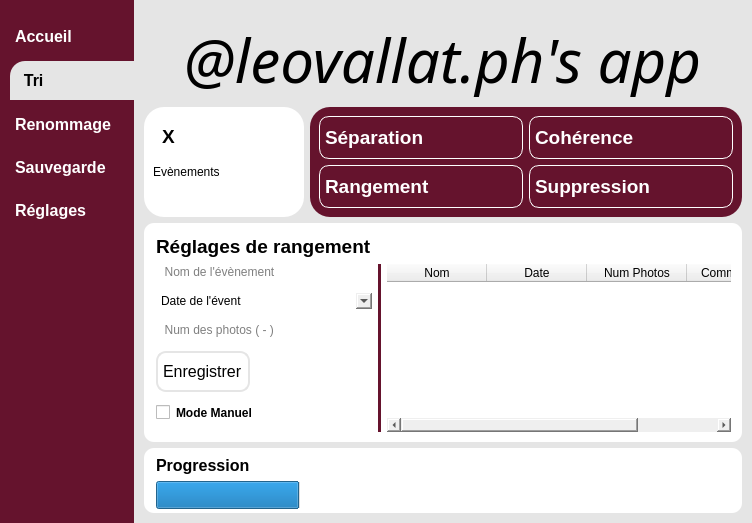
leo-vallat/Sajin, file ressources/ui/FenetreTri.ui: the form before one commit.
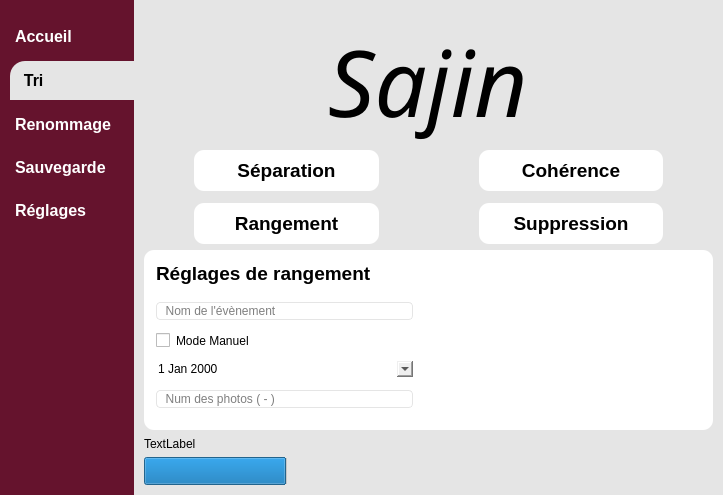
The form after the commit.

Diff of the .ui file:
```diff
--- a/ressources/ui/FenetreTri.ui
+++ b/ressources/ui/FenetreTri.ui
@@ -6,8 +6,8 @@
    <rect>
     <x>0</x>
     <y>0</y>
-    <width>752</width>
-    <height>499</height>
+    <width>723</width>
+    <height>495</height>
    </rect>
   </property>
   <property name="sizePolicy">
@@ -44,21 +44,16 @@
 #partiePrincipale{
 	background-color: #e5e5e5;
 }
-#carte1, #carte2, #carte3{
-	background-color:#ffffff;
-	border-radius:20px;
-}
-#carte3{
-	background-color: #65132d;
-}
 #separationBtn, #coherenceBtn, #rangementBtn, #suppressionBtn{
-	color: #ffffff;
-	border: 1px solid #ffffff;
-	border-radius: 10px;
-}
-#separationBtn:pressed, #coherenceBtn:pressed, #rangementBtn:pressed, #suppressionBtn:pressed{
-	background-color: #ffffff;
+	background-color: white;
 	color: black;
+	border-radius: 10px;
+	text-align: center;
+}
+#separationBtn:pressed, #coherenceBtn:pressed, #rangementBtn:pressed, #suppressionBtn:pressed{
+	background-color: #5a0022;
+	color: white;
+	text-align: center;
 }
 #widgetReglages{
 	background-color:#ffffff;
@@ -71,12 +66,12 @@
 #saveBtn:pressed{
 	background-color: #e5e5e5;
 }
-#widgetProgression{
-	background-color:#ffffff;
-	border-radius:10px;
+#progressBar{
+	background-color: #e5e5e5;
 }
-#line{
-	background-color: #65132d;
+#lineNomEvent, #lineNumPhotos{
+	border: 1px solid #e5e5e5;
+	border-radius: 4px;
 }</string>
    </property>
    <layout class="QHBoxLayout" name="horizontalLayout">
@@ -278,14 +273,14 @@
             <property name="font">
              <font>
               <family>Savoye LET</family>
-              <pointsize>45</pointsize>
+              <pointsize>69</pointsize>
               <weight>50</weight>
               <italic>true</italic>
               <bold>false</bold>
              </font>
             </property>
             <property name="text">
-             <string>@leovallat.ph's app</string>
+             <string>Sajin</string>
             </property>
             <property name="textFormat">
              <enum>Qt::AutoText</enum>
@@ -299,79 +294,7 @@
         </widget>
        </item>
        <item>
-        <widget class="QWidget" name="widgetCartes" native="true">
-         <layout class="QHBoxLayout" name="horizontalLayout_3">
-          <property name="leftMargin">
-           <number>0</number>
-          </property>
-          <property name="topMargin">
-           <number>0</number>
-          </property>
-          <property name="rightMargin">
-           <number>0</number>
-          </property>
-          <property name="bottomMargin">
-           <number>0</number>
-          </property>
-          <item>
-           <widget class="QFrame" name="carte1">
-            <property name="sizePolicy">
-             <sizepolicy hsizetype="Fixed" vsizetype="Preferred">
-              <horstretch>0</horstretch>
-              <verstretch>0</verstretch>
-             </sizepolicy>
-            </property>
-            <property name="minimumSize">
-             <size>
-              <width>160</width>
-              <height>0</height>
-             </size>
-            </property>
-            <property name="frameShape">
-             <enum>QFrame::StyledPanel</enum>
-            </property>
-            <property name="frameShadow">
-             <enum>QFrame::Raised</enum>
-            </property>
-            <layout class="QVBoxLayout" name="verticalLayout_2">
-             <item alignment="Qt::AlignTop">
-              <widget class="QFrame" name="frameCarte1">
-               <property name="frameShape">
-                <enum>QFrame::StyledPanel</enum>
-               </property>
-               <property name="frameShadow">
-                <enum>QFrame::Raised</enum>
-               </property>
-               <layout class="QHBoxLayout" name="horizontalLayout_8">
-                <item>
-                 <widget class="QLabel" name="labelDisplayCarte1">
-                  <property name="font">
-                   <font>
-                    <pointsize>14</pointsize>
-                    <weight>75</weight>
-                    <bold>true</bold>
-                   </font>
-                  </property>
-                  <property name="text">
-                   <string>X</string>
-                  </property>
-                 </widget>
-                </item>
-               </layout>
-              </widget>
-             </item>
-             <item alignment="Qt::AlignTop">
-              <widget class="QLabel" name="labelCarte1">
-               <property name="text">
-                <string>Evènements</string>
-               </property>
-              </widget>
-             </item>
-            </layout>
-           </widget>
-          </item>
-          <item>
-           <widget class="QFrame" name="carte3">
+        <widget class="QFrame" name="btnFrame">
             <property name="frameShape">
              <enum>QFrame::StyledPanel</enum>
             </property>
@@ -379,6 +302,24 @@
              <enum>QFrame::Raised</enum>
             </property>
             <layout class="QGridLayout" name="gridLayout">
+          <property name="leftMargin">
+           <number>50</number>
+          </property>
+          <property name="topMargin">
+           <number>0</number>
+          </property>
+          <property name="rightMargin">
+           <number>50</number>
+          </property>
+          <property name="bottomMargin">
+           <number>0</number>
+          </property>
+          <property name="horizontalSpacing">
+           <number>100</number>
+          </property>
+          <property name="verticalSpacing">
+           <number>12</number>
+          </property>
              <item row="0" column="0">
               <widget class="QPushButton" name="separationBtn">
                <property name="sizePolicy">
@@ -414,6 +355,9 @@
                  <bold>true</bold>
                 </font>
                </property>
+            <property name="layoutDirection">
+             <enum>Qt::LeftToRight</enum>
+            </property>
                <property name="text">
                 <string>Cohérence</string>
                </property>
@@ -462,9 +406,6 @@
             </layout>
            </widget>
           </item>
-         </layout>
-        </widget>
-       </item>
        <item>
         <widget class="QWidget" name="widgetPrincipal" native="true">
          <property name="sizePolicy">
@@ -507,6 +448,9 @@
              <property name="bottomMargin">
               <number>10</number>
              </property>
+             <property name="verticalSpacing">
+              <number>17</number>
+             </property>
              <item row="1" column="0">
               <widget class="QFrame" name="frameReglagesGauche">
                <property name="sizePolicy">
@@ -532,7 +476,7 @@
                  <number>0</number>
                 </property>
                 <property name="rightMargin">
-                 <number>0</number>
+                 <number>300</number>
                 </property>
                 <property name="bottomMargin">
                  <number>12</number>
@@ -560,139 +504,29 @@
                  </widget>
                 </item>
                 <item>
-                 <widget class="QComboBox" name="comboDate">
-                  <property name="sizePolicy">
-                   <sizepolicy hsizetype="Preferred" vsizetype="Fixed">
-                    <horstretch>0</horstretch>
-                    <verstretch>0</verstretch>
-                   </sizepolicy>
-                  </property>
-                  <property name="currentText">
-                   <string>Date de l'évent</string>
-                  </property>
-                  <item>
+                 <widget class="QCheckBox" name="checkBox">
                    <property name="text">
-                    <string>Date de l'évent</string>
-                   </property>
-                  </item>
+                   <string>Mode Manuel</string>
+                  </property>
+                 </widget>
+                </item>
+                <item>
+                 <widget class="QDateEdit" name="dateEdit">
+                  <property name="calendarPopup">
+                   <bool>true</bool>
+                  </property>
                  </widget>
                 </item>
                 <item>
                  <widget class="QLineEdit" name="lineNumPhotos">
+                  <property name="enabled">
+                   <bool>true</bool>
+                  </property>
                   <property name="placeholderText">
                    <string>  Num des photos ( - )</string>
                   </property>
                  </widget>
                 </item>
-                <item>
-                 <widget class="QPushButton" name="saveBtn">
-                  <property name="sizePolicy">
-                   <sizepolicy hsizetype="Fixed" vsizetype="Fixed">
-                    <horstretch>0</horstretch>
-                    <verstretch>0</verstretch>
-                   </sizepolicy>
-                  </property>
-                  <property name="font">
-                   <font>
-                    <pointsize>12</pointsize>
-                   </font>
-                  </property>
-                  <property name="text">
-                   <string>Enregistrer</string>
-                  </property>
-                  <property name="flat">
-                   <bool>false</bool>
-                  </property>
-                 </widget>
-                </item>
-                <item>
-                 <widget class="QCheckBox" name="checkBoxModeManuel">
-                  <property name="font">
-                   <font>
-                    <weight>75</weight>
-                    <bold>true</bold>
-                   </font>
-                  </property>
-                  <property name="text">
-                   <string>Mode Manuel</string>
-                  </property>
-                 </widget>
-                </item>
-               </layout>
-              </widget>
-             </item>
-             <item row="1" column="2">
-              <widget class="QFrame" name="frameReglagesDroite">
-               <property name="sizePolicy">
-                <sizepolicy hsizetype="Preferred" vsizetype="Preferred">
-                 <horstretch>0</horstretch>
-                 <verstretch>0</verstretch>
-                </sizepolicy>
-               </property>
-               <property name="frameShape">
-                <enum>QFrame::StyledPanel</enum>
-               </property>
-               <property name="frameShadow">
-                <enum>QFrame::Raised</enum>
-               </property>
-               <layout class="QVBoxLayout" name="verticalLayout_6">
-                <property name="leftMargin">
-                 <number>0</number>
-                </property>
-                <property name="topMargin">
-                 <number>0</number>
-                </property>
-                <property name="rightMargin">
-                 <number>11</number>
-                </property>
-                <property name="bottomMargin">
-                 <number>0</number>
-                </property>
-                <item>
-                 <widget class="QTableWidget" name="tableWidget">
-                  <property name="sizePolicy">
-                   <sizepolicy hsizetype="Expanding" vsizetype="Expanding">
-                    <horstretch>0</horstretch>
-                    <verstretch>0</verstretch>
-                   </sizepolicy>
-                  </property>
-                  <property name="sizeAdjustPolicy">
-                   <enum>QAbstractScrollArea::AdjustToContentsOnFirstShow</enum>
-                  </property>
-                  <property name="dragEnabled">
-                   <bool>true</bool>
-                  </property>
-                  <attribute name="horizontalHeaderCascadingSectionResizes">
-                   <bool>false</bool>
-                  </attribute>
-                  <attribute name="verticalHeaderCascadingSectionResizes">
-                   <bool>false</bool>
-                  </attribute>
-                  <attribute name="verticalHeaderStretchLastSection">
-                   <bool>false</bool>
-                  </attribute>
-                  <column>
-                   <property name="text">
-                    <string>Nom</string>
-                   </property>
-                  </column>
-                  <column>
-                   <property name="text">
-                    <string>Date</string>
-                   </property>
-                  </column>
-                  <column>
-                   <property name="text">
-                    <string>Num Photos</string>
-                   </property>
-                  </column>
-                  <column>
-                   <property name="text">
-                    <string>Commentaire</string>
-                   </property>
-                  </column>
-                 </widget>
-                </item>
                </layout>
               </widget>
              </item>
@@ -716,28 +550,6 @@
                </property>
               </widget>
              </item>
-             <item row="1" column="1">
-              <widget class="Line" name="line">
-               <property name="sizePolicy">
-                <sizepolicy hsizetype="Fixed" vsizetype="Preferred">
-                 <horstretch>0</horstretch>
-                 <verstretch>0</verstretch>
-                </sizepolicy>
-               </property>
-               <property name="frameShadow">
-                <enum>QFrame::Sunken</enum>
-               </property>
-               <property name="lineWidth">
-                <number>1</number>
-               </property>
-               <property name="midLineWidth">
-                <number>0</number>
-               </property>
-               <property name="orientation">
-                <enum>Qt::Vertical</enum>
-               </property>
-              </widget>
-             </item>
             </layout>
            </widget>
           </item>
@@ -745,37 +557,9 @@
         </widget>
        </item>
        <item>
-        <widget class="QWidget" name="widgetProgression" native="true">
-         <property name="sizePolicy">
-          <sizepolicy hsizetype="Preferred" vsizetype="Preferred">
-           <horstretch>0</horstretch>
-           <verstretch>0</verstretch>
-          </sizepolicy>
-         </property>
-         <layout class="QVBoxLayout" name="verticalLayout_4">
-          <property name="leftMargin">
-           <number>12</number>
-          </property>
-          <property name="topMargin">
-           <number>8</number>
-          </property>
-          <property name="rightMargin">
-           <number>12</number>
-          </property>
-          <property name="bottomMargin">
-           <number>4</number>
-          </property>
-          <item>
-           <widget class="QLabel" name="labelProgression">
-            <property name="font">
-             <font>
-              <pointsize>12</pointsize>
-              <weight>75</weight>
-              <bold>true</bold>
-             </font>
-            </property>
+        <widget class="QLabel" name="Statelabel">
             <property name="text">
-             <string>Progression</string>
+          <string>TextLabel</string>
             </property>
            </widget>
           </item>
@@ -796,9 +580,6 @@
             <property name="invertedAppearance">
              <bool>false</bool>
             </property>
-           </widget>
-          </item>
-         </layout>
         </widget>
        </item>
       </layout>
```
Left out of the diff: 4 changed lines with no effect on the pictures. Lines whose indentation alone changed are shown as unchanged.
